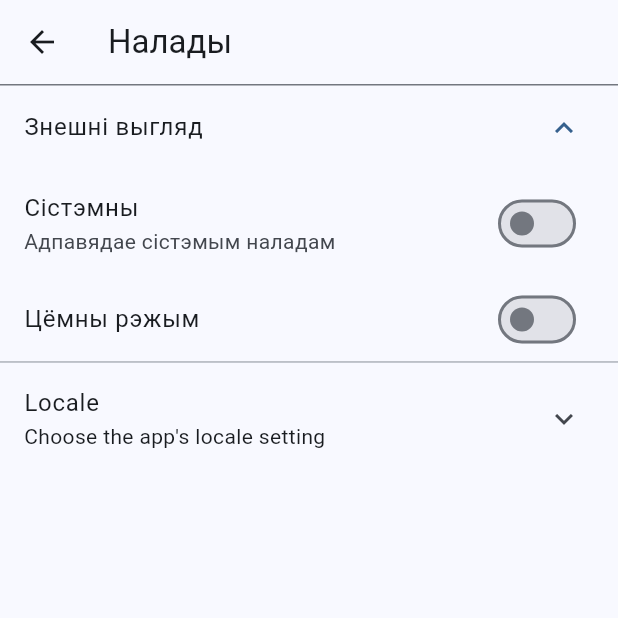
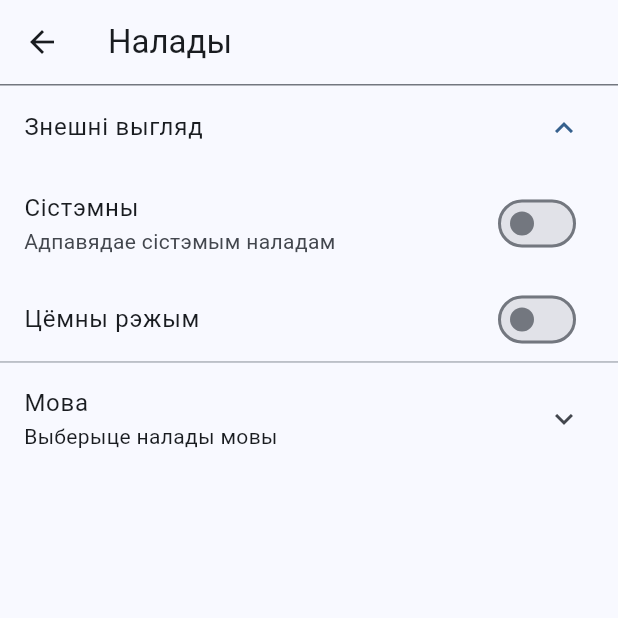
Before and after one commit to deandreamatias/sys-dia-log, a Flutter app: the SettingsView screen opened by its route, after a tap on "Знешні выгляд", after a tap on "Cістэмны", on a phone screen of 412 x 824 dp, the top half of it. Run offline on Flutter 3.47's test engine with Material 2 defaults, Android fonts, the light colour scheme and no system bars; our stand-ins replace auto_route, flutter_i18n, hive, hive_flutter, numberpicker; accounts and stored records are empty.

Commit message:
locale settings

```diff
--- a/assets/i18n/be_BLR.json
+++ b/assets/i18n/be_BLR.json
@@ -22,5 +22,10 @@
   "appearance": "Знешні выгляд",
   "system": "Cістэмны",
   "system_desc": "Адпавядае сістэмым наладам",
-  "dark_mode": "Цёмны рэжым"
+  "dark_mode": "Цёмны рэжым",
+  "locale": "Мова",
+  "locale_desc": "Выберыце налады мовы",
+  "en": "English",
+  "ru": "Русский",
+  "be": "Беларуская"
 }
--- a/lib/modules/settings/ui/locale_settings.dart
+++ b/lib/modules/settings/ui/locale_settings.dart
@@ -1,20 +1,55 @@
 import 'package:flutter/material.dart';
 import 'package:flutter_i18n/flutter_i18n.dart';
+import 'package:provider/provider.dart';
+import 'package:sys_dia_log/locale/locales.dart';
+import 'package:sys_dia_log/modules/settings/providers/app_settings_provider.dart';
 
-class LocaleSettings extends StatelessWidget {
+class LocaleSettings extends StatefulWidget {
   const LocaleSettings({super.key});
+
+  @override
+  State<StatefulWidget> createState() => _LocaleSettingsState();
+}
+
+class _LocaleSettingsState extends State<LocaleSettings> {
+  late Locale _locale;
+
+  @override
+  void initState() {
+    super.initState();
+    _locale = context.read<AppSettingsProvider>().locale;
+  }
+
+  _onLocaleChange(Locale? locale) {
+    if (locale != null) {
+      setState(() {
+        _locale = locale;
+        context.read<AppSettingsProvider>().locale = _locale;
+      });
+    }
+  }
 
   @override
   Widget build(BuildContext context) {
     return ExpansionTile(
-      title: I18nText("Locale"),
-      subtitle: I18nText("Choose the app's locale setting"),
+      title: I18nText("locale"),
+      subtitle: I18nText("locale_desc"),
       children: [
-        SwitchListTile.adaptive(
-          title: I18nText("Select language"),
-          value: true,
-          onChanged: (value) {},
-        )
+        RadioListTile(
+            title: I18nText(locales[0].languageCode),
+            value: locales[0],
+            groupValue: _locale,
+            onChanged: _onLocaleChange),
+        RadioListTile(
+            title: I18nText(locales[1].languageCode),
+            value: locales[1],
+            groupValue: _locale,
+            onChanged: _onLocaleChange),
+        RadioListTile(
+            title: I18nText(locales[2].languageCode),
+            value: locales[2],
+            groupValue: _locale,
+            onChanged: _onLocaleChange)
       ],
     );
   }
--- a/lib/modules/settings/ui/theme_settings.dart
+++ b/lib/modules/settings/ui/theme_settings.dart
@@ -19,10 +19,10 @@
     _themeMode = context.read<AppSettingsProvider>().themeMode;
   }
 
-  _onThemeChange(BuildContext ctx, bool isSelected, ThemeMode mode) {
+  _onThemeChange(bool isSelected, ThemeMode mode) {
     setState(() {
       if (!isSelected && mode == ThemeMode.system) {
-        var currentSystemMode = MediaQuery.of(ctx).platformBrightness;
+        var currentSystemMode = MediaQuery.of(context).platformBrightness;
         if (currentSystemMode == Brightness.dark) {
           _themeMode = ThemeMode.dark;
         } else {
@@ -47,15 +47,13 @@
           title: I18nText("system"),
           subtitle: I18nText("system_desc"),
           value: ThemeMode.system == _themeMode,
-          onChanged: (value) =>
-              _onThemeChange(context, value, ThemeMode.system),
+          onChanged: (value) => _onThemeChange(value, ThemeMode.system),
         ),
         if (ThemeMode.system != _themeMode)
           SwitchListTile.adaptive(
             title: I18nText("dark_mode"),
             value: ThemeMode.dark == _themeMode,
-            onChanged: (value) =>
-                _onThemeChange(context, value, ThemeMode.dark),
+            onChanged: (value) => _onThemeChange(value, ThemeMode.dark),
           )
       ],
     );
```
Also changed, not shown: assets/i18n/en_US.json (+6 -1 lines), assets/i18n/ru_RU.json (+6 -1 lines).
